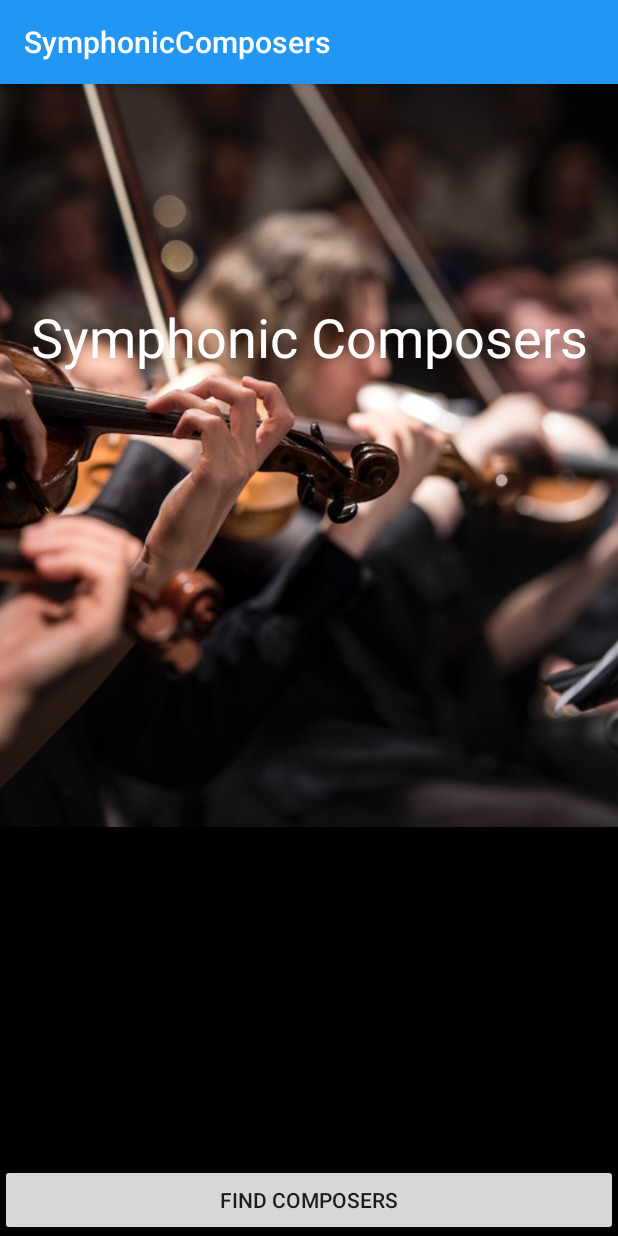
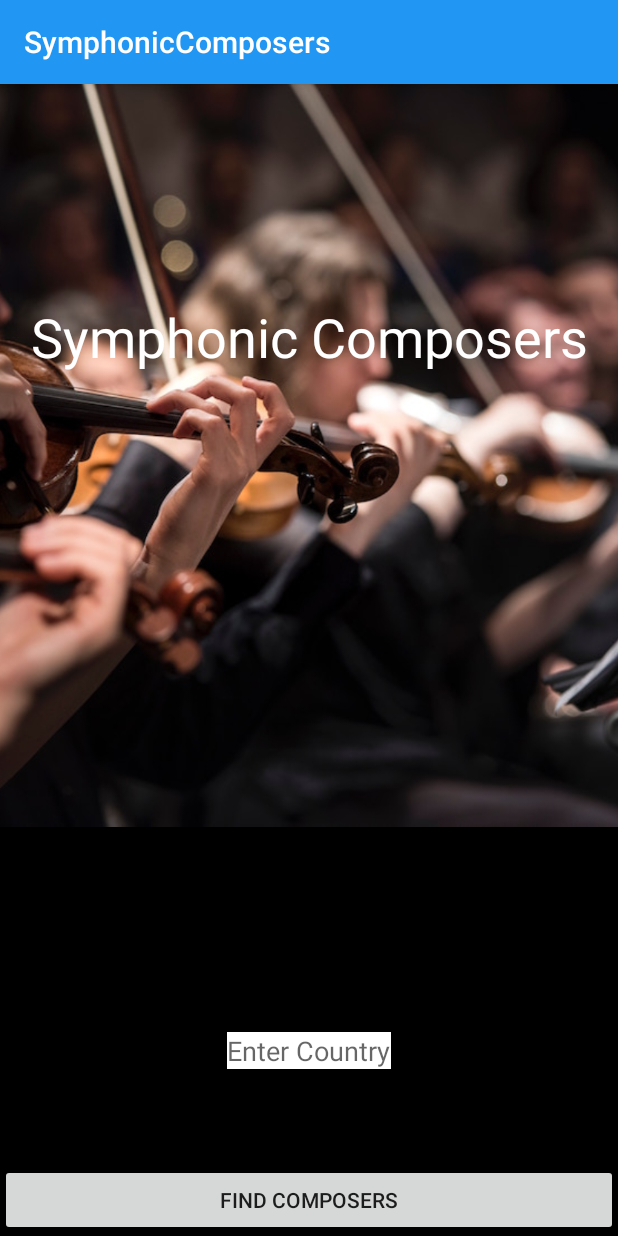
Before and after one commit to sagaquisces/Symphonic-Composers, an Android app: the screen it shows after launch (MainActivity), on a phone screen of 412 x 824 dp. Run offline under Robolectric (Android 15) with nearby library versions, the phone set to English and light mode, and no system bars.

Commit message:
pass data from main activity to composers activity

```diff
--- a/app/src/main/java/com/epicodus/symphoniccomposers/MainActivity.java
+++ b/app/src/main/java/com/epicodus/symphoniccomposers/MainActivity.java
@@ -5,20 +5,26 @@ import android.os.Bundle;
 import android.support.v7.app.AppCompatActivity;
 import android.view.View;
 import android.widget.Button;
+import android.widget.EditText;
 
 public class MainActivity extends AppCompatActivity {
+    public static final String TAG = MainActivity.class.getSimpleName();
     private Button mFindComposersButton;
+    private EditText mCountryEditText;
 
     @Override
     protected void onCreate(Bundle savedInstanceState) {
         super.onCreate(savedInstanceState);
         setContentView(R.layout.activity_main);
 
+        mCountryEditText = (EditText) findViewById(R.id.countryEditText);
         mFindComposersButton = (Button) findViewById(R.id.findComposersButton);
         mFindComposersButton.setOnClickListener(new View.OnClickListener() {
             @Override
             public void onClick(View v) {
+                String country = mCountryEditText.getText().toString();
                 Intent intent = new Intent(MainActivity.this, ComposersActivity.class);
+                intent.putExtra("country", country);
                 startActivity(intent);
             }
         });
--- a/app/src/main/res/layout/activity_main.xml
+++ b/app/src/main/res/layout/activity_main.xml
@@ -29,9 +29,21 @@
         app:layout_constraintTop_toTopOf="parent"
         app:layout_constraintVertical_bias="0.2" />
 
+    <EditText
+        android:layout_width="wrap_content"
+        android:layout_height="wrap_content"
+        android:id="@+id/countryEditText"
+        android:background="@color/colorTextIcons"
+        android:hint="Enter Country"
+        app:layout_constraintBottom_toBottomOf="parent"
+        app:layout_constraintLeft_toLeftOf="parent"
+        app:layout_constraintRight_toRightOf="parent"
+        app:layout_constraintTop_toTopOf="parent"
+        app:layout_constraintVertical_bias="0.85" />
+
 
     <Button
-        android:layout_width="match_parent"
+        android:layout_width="0dp"
         android:layout_height="wrap_content"
         android:text="Find Composers"
         android:id="@+id/findComposersButton"
```
Also changed, not shown: app/src/main/java/com/epicodus/symphoniccomposers/ComposersActivity.java (+8 -1 lines), app/src/main/res/layout/activity_composers.xml (+10 -0 lines).
